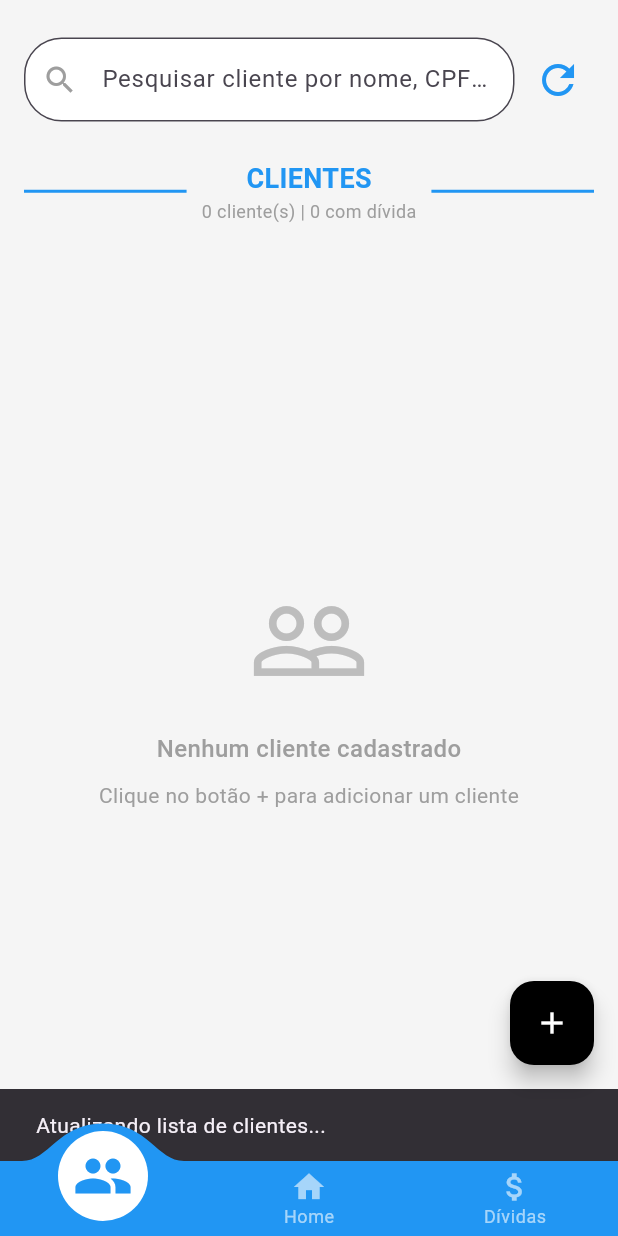
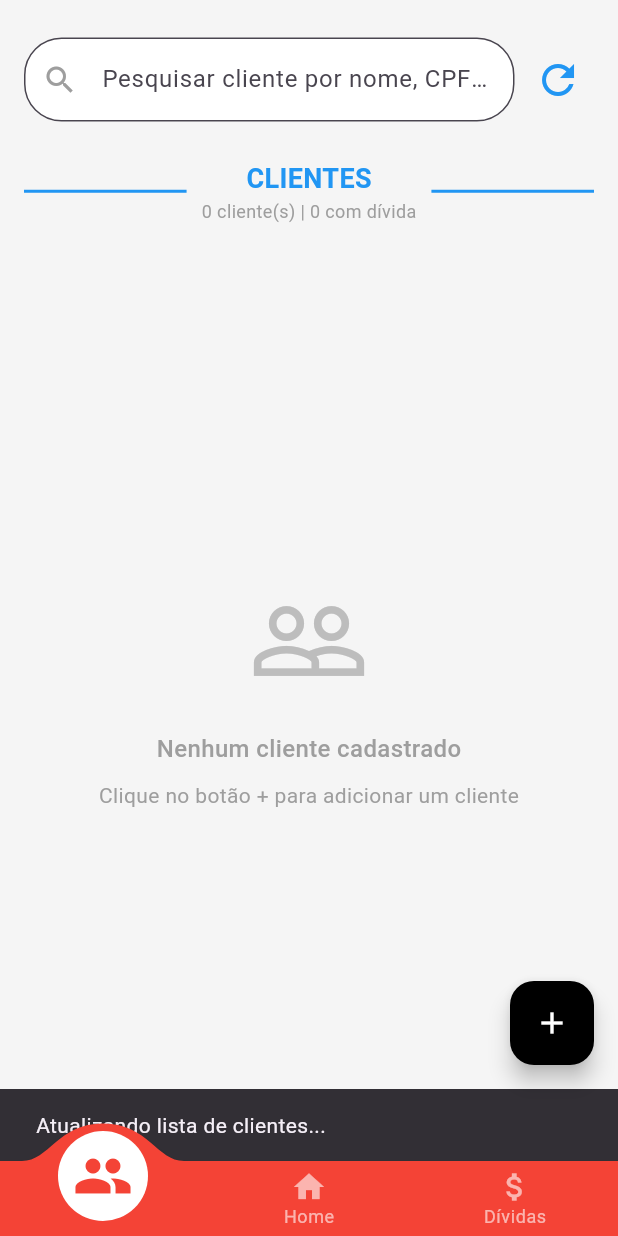
Before and after one commit to LigiaMenezes/Farmacia_Flutter, a Flutter app: the HomeCaixa screen opened directly with empty values, after a tap on the "refresh" icon, on a phone screen of 412 x 824 dp. Run offline on Flutter 3.47's test engine with Material 3 defaults, Android fonts, the phone set to English and light mode, and no system bars; drawn by our look-alikes of convex_bottom_bar; our stand-ins replace flutter_dotenv, supabase_flutter; accounts and stored records are empty.

Commit message:
Update: bottomNavigationBar to red

```diff
--- a/lib/screens/Caixa/TelaCliente.dart
+++ b/lib/screens/Caixa/TelaCliente.dart
@@ -958,6 +958,7 @@ class _TelaClientesState extends State<TelaClientesCaixa> {
       ),
 
       bottomNavigationBar: ConvexAppBar(
+        backgroundColor: Colors.red,
         items: const [
           TabItem(icon: Icons.people, title: 'Clientes'),
           TabItem(icon: Icons.home, title: 'Home'),
--- a/lib/screens/Caixa/TelaDivida.dart
+++ b/lib/screens/Caixa/TelaDivida.dart
@@ -1381,6 +1381,7 @@ class _TelaDividasCaixaState extends State<TelaDividasCaixa> {
       ),
 
       bottomNavigationBar: ConvexAppBar(
+        backgroundColor: Colors.red,
         items: const [
           TabItem(icon: Icons.people, title: 'Clientes'),
           TabItem(icon: Icons.home, title: 'Home'),
--- a/lib/screens/Caixa/home.dart
+++ b/lib/screens/Caixa/home.dart
@@ -322,6 +322,7 @@ class _HomeCaixaState extends State<HomeCaixa> {
             ),
 
       bottomNavigationBar: ConvexAppBar(
+        backgroundColor: Colors.red,
         items: const [
           TabItem(icon: Icons.people, title: 'Clientes'),
           TabItem(icon: Icons.home, title: 'Home'),
--- a/lib/screens/Gerente/TelaCliente.dart
+++ b/lib/screens/Gerente/TelaCliente.dart
@@ -1076,6 +1076,7 @@ class _TelaClientesState extends State<TelaClientes> {
       ),
 
       bottomNavigationBar: ConvexAppBar(
+        backgroundColor: Colors.red,
         items: const [
           TabItem(icon: Icons.people, title: 'Clientes'),
           TabItem(icon: Icons.home, title: 'Home'),
--- a/lib/screens/Gerente/TelaDivida.dart
+++ b/lib/screens/Gerente/TelaDivida.dart
@@ -1595,6 +1595,7 @@ class _TelaDividasState extends State<TelaDividas> {
       ),
 
       bottomNavigationBar: ConvexAppBar(
+        backgroundColor: Colors.red,
         items: const [
           TabItem(icon: Icons.people, title: 'Clientes'),
           TabItem(icon: Icons.home, title: 'Home'),
--- a/lib/screens/Gerente/home.dart
+++ b/lib/screens/Gerente/home.dart
@@ -703,6 +703,7 @@ Widget build(BuildContext context) {
 
 // No home.dart:
 bottomNavigationBar: ConvexAppBar(
+  backgroundColor: Colors.red,
   items: const [
     TabItem(icon: Icons.people, title: 'Clientes'),
     TabItem(icon: Icons.home, title: 'Home'),
```
